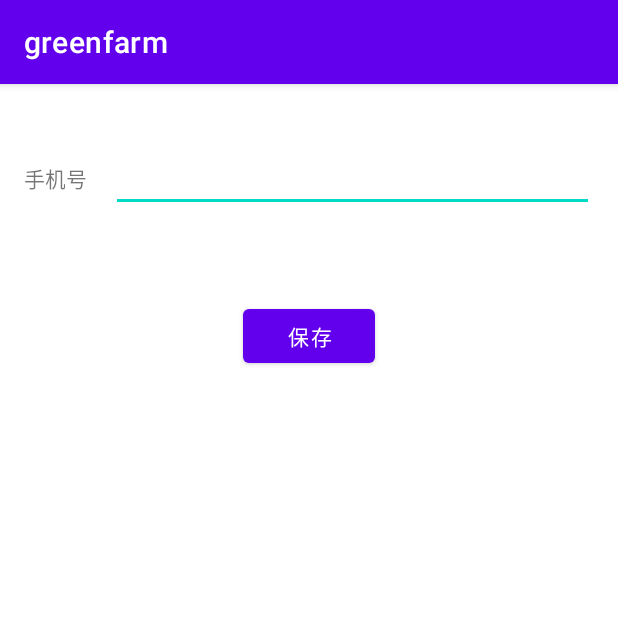
After one commit to whutwutao/greenfarm-client, an Android app: the ChangeTelephoneActivity screen opened directly, with no data from a screen before it, on a phone screen of 412 x 824 dp, the top half of it. The commit adds this screen. Run offline under Robolectric (Android 15) with nearby library versions, the phone set to English and light mode, and no system bars.

Commit message:
实现用户名和手机号修改

```diff
--- a/app/src/main/AndroidManifest.xml
+++ b/app/src/main/AndroidManifest.xml
@@ -13,7 +13,9 @@
         android:supportsRtl="true"
         android:theme="@style/Theme.Greenfarm"
         android:usesCleartextTraffic="true">
-        <activity android:name=".ui.mine.setting.ChangePasswordActivity"></activity>
+        <activity android:name=".ui.mine.setting.ChangeTelephoneActivity"></activity>
+        <activity android:name=".ui.mine.setting.ChangeUsernameActivity" />
+        <activity android:name=".ui.mine.setting.ChangePasswordActivity" />
         <activity android:name=".ui.mine.setting.SettingActivity" />
         <activity android:name=".ui.main.MainActivity" />
         <activity android:name=".ui.register.RegisterActivity" />
--- /dev/null
+++ b/app/src/main/res/layout/activity_change_telephone.xml
@@ -0,0 +1,43 @@
+<?xml version="1.0" encoding="utf-8"?>
+<androidx.constraintlayout.widget.ConstraintLayout xmlns:android="http://schemas.android.com/apk/res/android"
+    xmlns:app="http://schemas.android.com/apk/res-auto"
+    xmlns:tools="http://schemas.android.com/tools"
+    android:layout_width="match_parent"
+    android:layout_height="match_parent"
+    tools:context=".ui.mine.setting.ChangeTelephoneActivity">
+
+    <TextView
+        android:id="@+id/tv_telephone"
+        android:layout_width="wrap_content"
+        android:layout_height="wrap_content"
+        android:layout_marginStart="16dp"
+        android:text="手机号"
+        app:layout_constraintBottom_toBottomOf="parent"
+        app:layout_constraintStart_toStartOf="parent"
+        app:layout_constraintTop_toTopOf="parent"
+        app:layout_constraintVertical_bias="0.06999999" />
+
+    <EditText
+        android:id="@+id/editTextPhone"
+        android:layout_width="0dp"
+        android:layout_height="wrap_content"
+        android:layout_marginStart="16dp"
+        android:layout_marginEnd="16dp"
+        android:ems="10"
+        android:inputType="phone"
+        app:layout_constraintBottom_toBottomOf="@+id/tv_telephone"
+        app:layout_constraintEnd_toEndOf="parent"
+        app:layout_constraintStart_toEndOf="@+id/tv_telephone"
+        app:layout_constraintTop_toTopOf="@+id/tv_telephone" />
+
+    <Button
+        android:id="@+id/button_changeTelephone"
+        android:layout_width="wrap_content"
+        android:layout_height="wrap_content"
+        android:text="保存"
+        app:layout_constraintBottom_toBottomOf="parent"
+        app:layout_constraintEnd_toEndOf="parent"
+        app:layout_constraintStart_toStartOf="parent"
+        app:layout_constraintTop_toTopOf="parent"
+        app:layout_constraintVertical_bias="0.20" />
+</androidx.constraintlayout.widget.ConstraintLayout>
```
Also changed, not shown: app/src/main/java/com/example/greenfarm/ui/mine/setting/ChangeTelephoneActivity.java (added, +101 -0 lines), app/src/main/java/com/example/greenfarm/ui/mine/setting/ChangeUsernameActivity.java (added, +90 -0 lines), app/src/main/java/com/example/greenfarm/ui/mine/setting/SettingActivity.java (+28 -3 lines), app/src/main/res/layout/activity_change_username.xml (added, +44 -0 lines).
